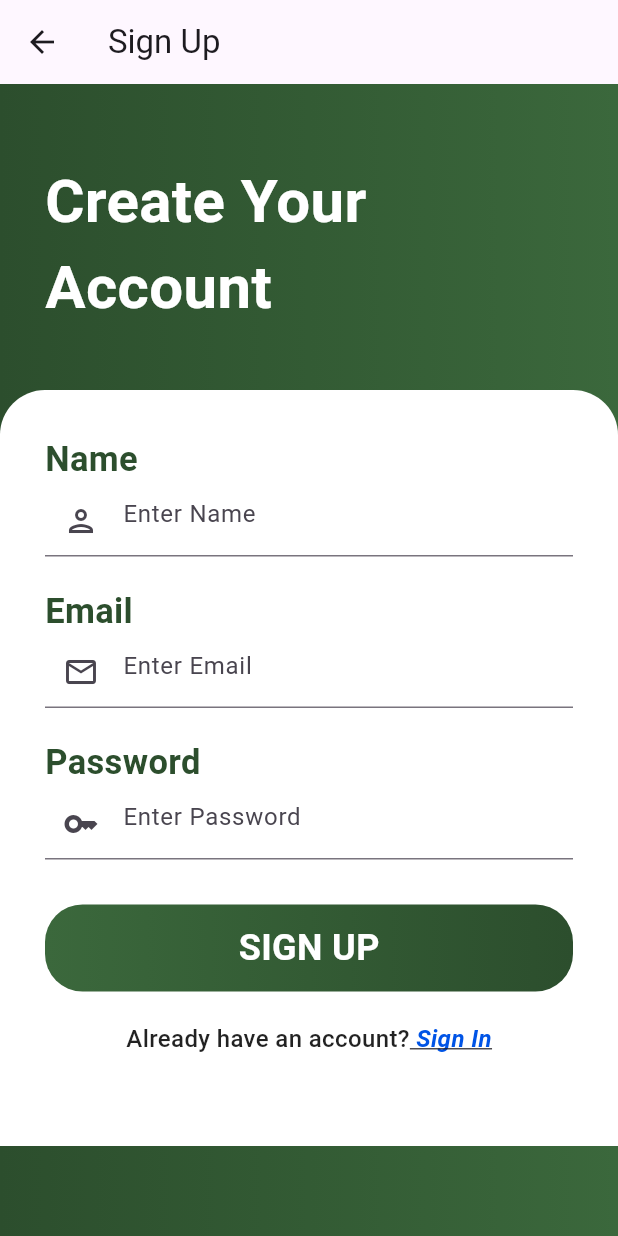
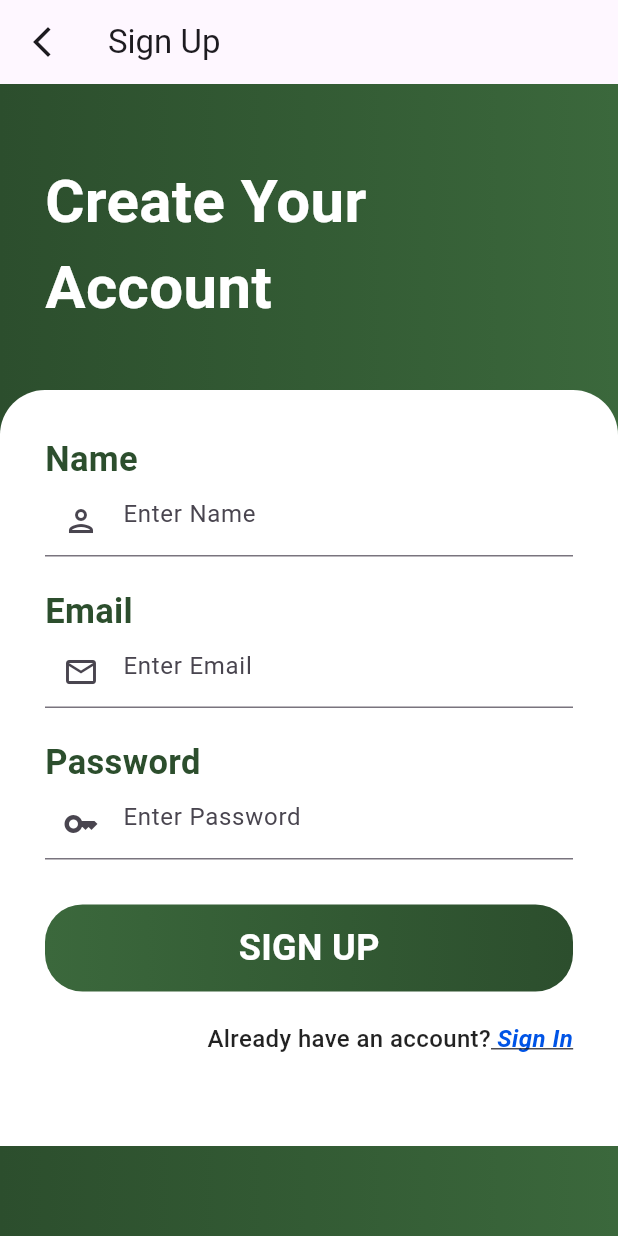
Before and after one commit to Ryanlk404/SIGNUP-SIGNIN, a Flutter app: the screen it shows after launch, after a tap on "SIGN UP", on a phone screen of 412 x 824 dp. Run offline on Flutter 3.47's test engine with Material 3 defaults, Android fonts, the phone set to English and light mode, and no system bars.

Commit message:
add ios back button in both files

```diff
--- a/ryan/lib/pages/onboarding.dart
+++ b/ryan/lib/pages/onboarding.dart
@@ -73,7 +73,7 @@ class _OnboardingState extends State<Onboarding> {
                 ),
                 child: const Center(
                   child: Text(
-                    "LOG IN",
+                    "SIGN IN",
                     style: TextStyle(
                       fontSize: 25,
                       fontWeight: FontWeight.w500,
--- a/ryan/lib/pages/signup.dart
+++ b/ryan/lib/pages/signup.dart
@@ -50,7 +50,7 @@ class _SignupState extends State<Signup> {
       appBar: AppBar(
         title: const Text("Sign Up"),
         leading: IconButton(
-          icon: const Icon(Icons.arrow_back),
+          icon: const Icon(Icons.arrow_back_ios_new),
           onPressed: () {
             Navigator.pop(context); // Go back to the previous page
           },
@@ -169,7 +169,7 @@ class _SignupState extends State<Signup> {
                     ),
                     const SizedBox(height: 20),
                     Row(
-                      mainAxisAlignment: MainAxisAlignment.center,
+                      mainAxisAlignment: MainAxisAlignment.end,
                       children: [
                         const Text(
                           "Already have an account?",
```
Also changed, not shown: ryan/lib/pages/customnavigationbar.dart (added, +34 -0 lines), ryan/lib/pages/signin.dart (+11 -12 lines).
